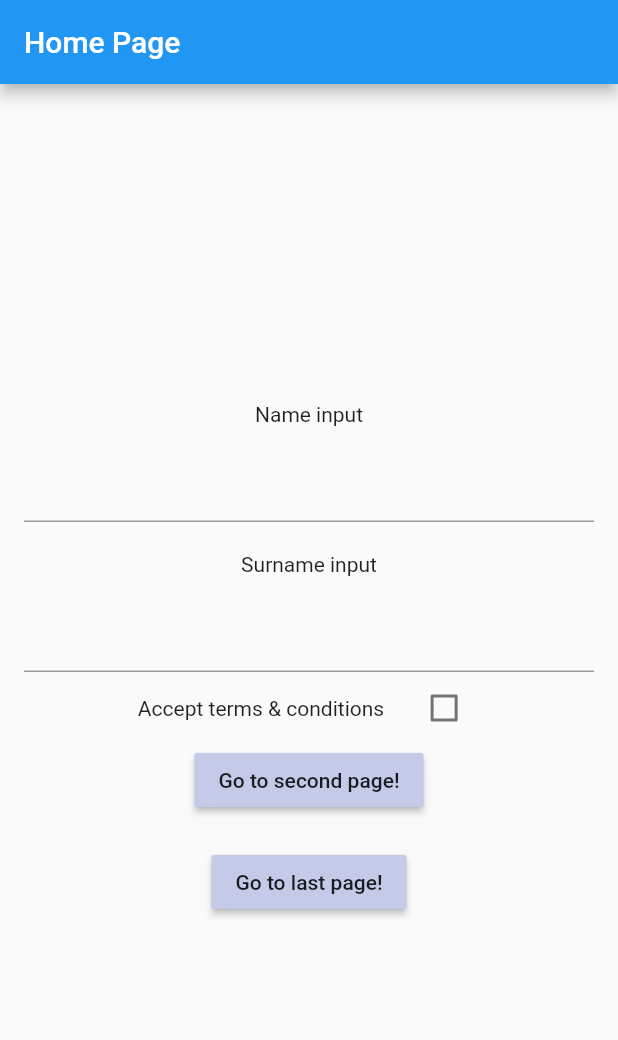
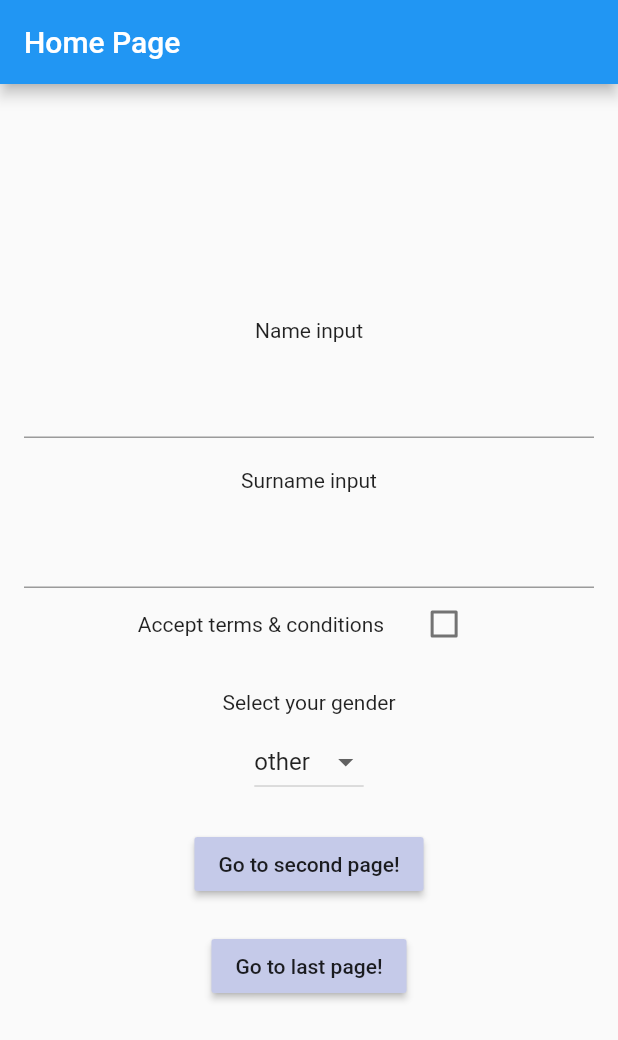
Before and after one commit to alfredobs97/Flutter-restoration-API-example, a Flutter app: the screen it shows after launch, on a phone screen of 412 x 824 dp. Shown: the top 1040 px of the screen. Run offline on Flutter 3.47's test engine with Material 2 defaults, Android fonts, the phone set to English and light mode, and no system bars.

Commit message:
dropdown to test restorable enum

```diff
--- a/lib/pages/home_page.dart
+++ b/lib/pages/home_page.dart
@@ -3,6 +3,7 @@ import 'package:restoration_api/app_router.dart';
 import 'package:restoration_api/pages/last_page.dart';
 import 'package:restoration_api/pages/second_page.dart';
 import 'package:restoration_api/utils/gender_enum.dart';
+import 'package:restoration_api/utils/restorable_gender.dart';
 
 class HomePage extends StatefulWidget {
   const HomePage({Key? key}) : super(key: key);
@@ -17,6 +18,8 @@ class _HomePageState extends State<HomePage> with RestorationMixin {
 
   final RestorableBool _isTermsChecked = RestorableBool(false);
 
+  final RestorableGender _gender = RestorableGender();
+
   @override
   String? get restorationId => 'MyHomePageRestorationId';
 
@@ -25,6 +28,7 @@ class _HomePageState extends State<HomePage> with RestorationMixin {
     registerForRestoration(_nameController, "nameController");
     registerForRestoration(_surnameController, "surnameController");
     registerForRestoration(_isTermsChecked, "termsChecked");
+    registerForRestoration(_gender, "gender");
   }
 
   @override
@@ -63,6 +67,24 @@ class _HomePageState extends State<HomePage> with RestorationMixin {
                   )
                 ],
               ),
+              const SizedBox(height: 20),
+              const Text('Select your gender'),
+              const SizedBox(height: 8),
+              DropdownButton<GenderEnum>(
+                value: _gender.value,
+                onChanged: (GenderEnum? value) {
+                  setState(() {
+                    _gender.value = value ?? GenderEnum.other;
+                  });
+                },
+                items: GenderEnum.values
+                    .map((GenderEnum gender) => DropdownMenuItem(
+                          value: gender,
+                          child: Text(gender.name),
+                        ))
+                    .toList(),
+              ),
+              const SizedBox(height: 20),
               MaterialButton(
                 color: Colors.indigo[100],
                 child: const Text('Go to second page!'),
```
